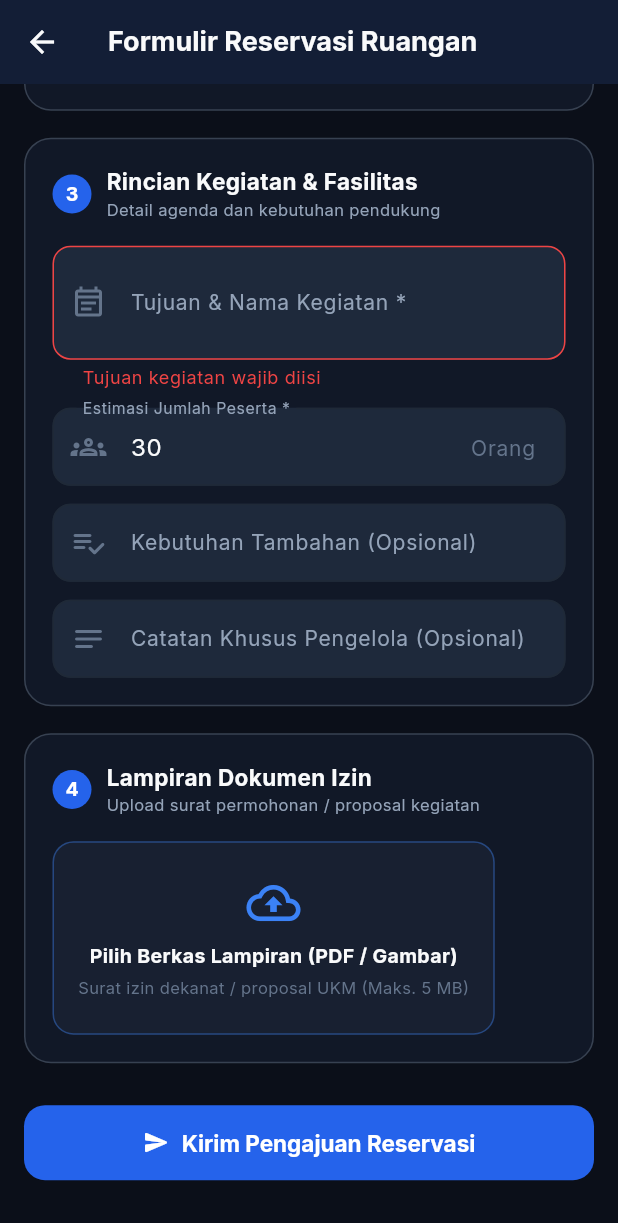
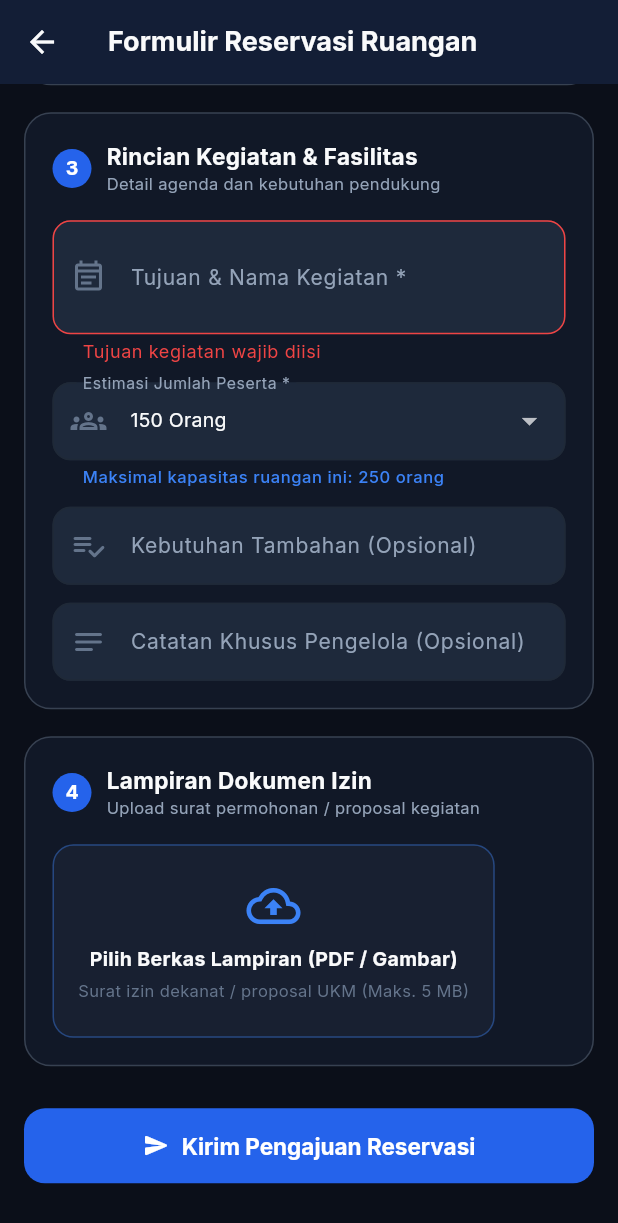
Before and after one commit to Flesh2828/APKFleshBooking, a Flutter app: the BookingFormScreen screen opened by its route, scrolled down 576 dp, after a tap on "Kirim Pengajuan Reservasi", on a phone screen of 412 x 824 dp. Shown: the top 1223 px of the screen. Run offline on Flutter 3.47's test engine with Material 3 defaults, Android fonts, the phone set to English and light mode, and no system bars; our stand-ins replace cached_network_image, file_picker, google_fonts, qr_flutter, shimmer, supabase_flutter; accounts and stored records are empty; network calls fail.

Commit message:
benerin bug dll

```diff
--- a/mobile_flutter/lib/screens/booking_form_screen.dart
+++ b/mobile_flutter/lib/screens/booking_form_screen.dart
@@ -39,9 +39,33 @@ class _BookingFormScreenState extends State<BookingFormScreen> {
 
   // 3. Rincian Kegiatan
   final _purposeController = TextEditingController();
-  final _participantCountController = TextEditingController(text: '30');
+  int? _selectedParticipantCount;
   final _additionalFacilitiesController = TextEditingController();
   final _notesController = TextEditingController();
+
+  // Helper untuk mendapatkan opsi jumlah peserta berdasarkan kapasitas ruangan
+  List<int> _getParticipantOptions(int maxCapacity) {
+    if (maxCapacity <= 0) return [10];
+
+    final List<int> candidates;
+    if (maxCapacity <= 20) {
+      candidates = [5, 10, 15];
+    } else if (maxCapacity <= 40) {
+      candidates = [5, 10, 15, 20, 25, 30, 35];
+    } else if (maxCapacity <= 70) {
+      candidates = [10, 15, 20, 25, 30, 40, 50, 60];
+    } else if (maxCapacity <= 120) {
+      candidates = [15, 25, 30, 40, 50, 60, 75, 80, 100];
+    } else {
+      candidates = [25, 50, 75, 100, 125, 150, 175, 200, 225];
+    }
+
+    final options = candidates.where((c) => c < maxCapacity).toList();
+    if (!options.contains(maxCapacity)) {
+      options.add(maxCapacity);
+    }
+    return options;
+  }
 
   // 4. Lampiran Dokumen (file_picker)
   PlatformFile? _pickedFile;
@@ -88,7 +112,6 @@ class _BookingFormScreenState extends State<BookingFormScreen> {
     _nameController.dispose();
     _organizationController.dispose();
     _purposeController.dispose();
-    _participantCountController.dispose();
     _additionalFacilitiesController.dispose();
     _notesController.dispose();
     super.dispose();
@@ -103,6 +126,15 @@ class _BookingFormScreenState extends State<BookingFormScreen> {
           _selectedRoomId = widget.preselectedRoom!.id;
         } else if (list.isNotEmpty) {
           _selectedRoomId = list.first.id;
+        }
+
+        final currentRoom = _rooms.where((r) => r.id == _selectedRoomId).firstOrNull ??
+            widget.preselectedRoom;
+        if (currentRoom != null) {
+          final options = _getParticipantOptions(currentRoom.capacity);
+          _selectedParticipantCount = options.contains(30)
+              ? 30
+              : (options.length > 1 ? options[options.length ~/ 2] : options.first);
         }
         _isLoadingRooms = false;
       });
@@ -249,7 +281,11 @@ class _BookingFormScreenState extends State<BookingFormScreen> {
       }
 
       // 2. Buat reservasi
-      final count = int.tryParse(_participantCountController.text.trim()) ?? 10;
+      final currentRoom = _rooms.where((r) => r.id == _selectedRoomId).firstOrNull ??
+          widget.preselectedRoom;
+      final roomCap = currentRoom?.capacity ?? 50;
+      final count = _selectedParticipantCount ??
+          (roomCap < 30 ? roomCap : 30);
       final newRes = await SupabaseService.createReservation(
         roomId: _selectedRoomId!,
         startTime: startDateTime,
@@ -393,6 +429,7 @@ class _BookingFormScreenState extends State<BookingFormScreen> {
                     subtitle: 'Pilih fasilitas dan jadwal pemakaian',
                     children: [
                       DropdownButtonFormField<String>(
+                        isExpanded: true,
                         initialValue: _selectedRoomId,
                         dropdownColor: AppColors.surfaceVariant,
                         decoration: const InputDecoration(
@@ -414,7 +451,22 @@ class _BookingFormScreenState extends State<BookingFormScreen> {
                         }).toList(),
                         onChanged: (val) {
                           if (val != null) {
-                            setState(() => _selectedRoomId = val);
+                            setState(() {
+                              _selectedRoomId = val;
+                              final room = _rooms.where((r) => r.id == val).firstOrNull;
+                              if (room != null) {
+                                final options = _getParticipantOptions(room.capacity);
+                                if (_selectedParticipantCount == null ||
+                                    _selectedParticipantCount! > room.capacity) {
+                                  _selectedParticipantCount = options.last;
+                                } else if (!options.contains(_selectedParticipantCount)) {
+                                  _selectedParticipantCount = options.lastWhere(
+                                    (o) => o <= _selectedParticipantCount!,
+                                    orElse: () => options.first,
+                                  );
+                                }
+                              }
+                            });
                           }
                         },
                       ),
@@ -561,19 +613,61 @@ class _BookingFormScreenState extends State<BookingFormScreen> {
                             : null,
                       ),
                       const SizedBox(height: 12),
-                      TextFormField(
-                        controller: _participantCountController,
-                        keyboardType: TextInputType.number,
-                        style: const TextStyle(color: AppColors.textPrimary),
-                        decoration: const InputDecoration(
-                          labelText: 'Estimasi Jumlah Peserta *',
-                          prefixIcon: Icon(Icons.groups_outlined),
-                          suffixText: 'Orang',
-                        ),
-                        validator: (v) {
-                          if (v == null || v.isEmpty) return 'Jumlah wajib diisi';
-                          if (int.tryParse(v) == null) return 'Harus angka valid';
-                          return null;
+                      // Kapasitas Berdasarkan Ruangan
+                      Builder(
+                        builder: (context) {
+                          final currentRoom = _rooms.where((r) => r.id == _selectedRoomId).firstOrNull ??
+                              widget.preselectedRoom;
+                          final roomCapacity = currentRoom?.capacity ?? 50;
+                          final participantOptions = _getParticipantOptions(roomCapacity);
+                          final currentValue = participantOptions.contains(_selectedParticipantCount)
+                              ? _selectedParticipantCount
+                              : participantOptions.last;
+
+                          return DropdownButtonFormField<int>(
+                            key: ValueKey('participant_${_selectedRoomId}_$currentValue'),
+                            isExpanded: true,
+                            initialValue: currentValue,
+                            dropdownColor: AppColors.surfaceVariant,
+                            decoration: InputDecoration(
+                              labelText: 'Estimasi Jumlah Peserta *',
+                              helperText:
+                                  'Maksimal kapasitas ruangan ini: $roomCapacity orang',
+                              helperStyle: const TextStyle(
+                                color: AppColors.primaryLight,
+                                fontSize: 11,
+                                fontWeight: FontWeight.w500,
+                              ),
+                              prefixIcon: const Icon(Icons.groups_outlined),
+                            ),
+                            items: participantOptions.map((count) {
+                              final isMax = count == roomCapacity;
+                              return DropdownMenuItem<int>(
+                                value: count,
+                                child: Text(
+                                  isMax
+                                      ? '$count Orang (Maksimal Kapasitas Ruangan)'
+                                      : '$count Orang',
+                                  style: TextStyle(
+                                    fontSize: 13,
+                                    fontWeight:
+                                        isMax ? FontWeight.bold : FontWeight.normal,
+                                    color: isMax
+                                        ? AppColors.primaryLight
+                                        : AppColors.textPrimary,
+                                  ),
+                                  overflow: TextOverflow.ellipsis,
+                                ),
+                              );
+                            }).toList(),
+                            onChanged: (val) {
+                              if (val != null) {
+                                setState(() => _selectedParticipantCount = val);
+                              }
+                            },
+                            validator: (v) =>
+                                v == null ? 'Silakan pilih jumlah peserta' : null,
+                          );
                         },
                       ),
                       const SizedBox(height: 12),
```
Also changed, not shown: mobile_flutter/lib/screens/availability_calendar_screen.dart (+39 -18 lines).
